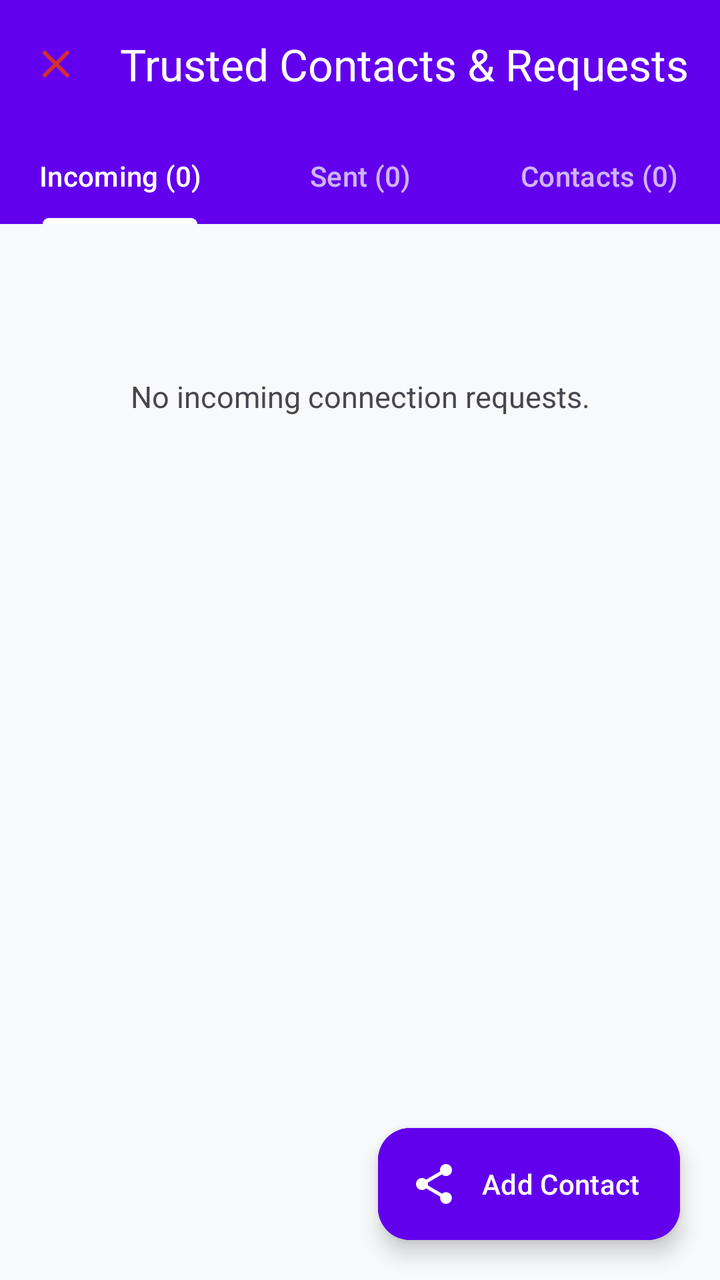
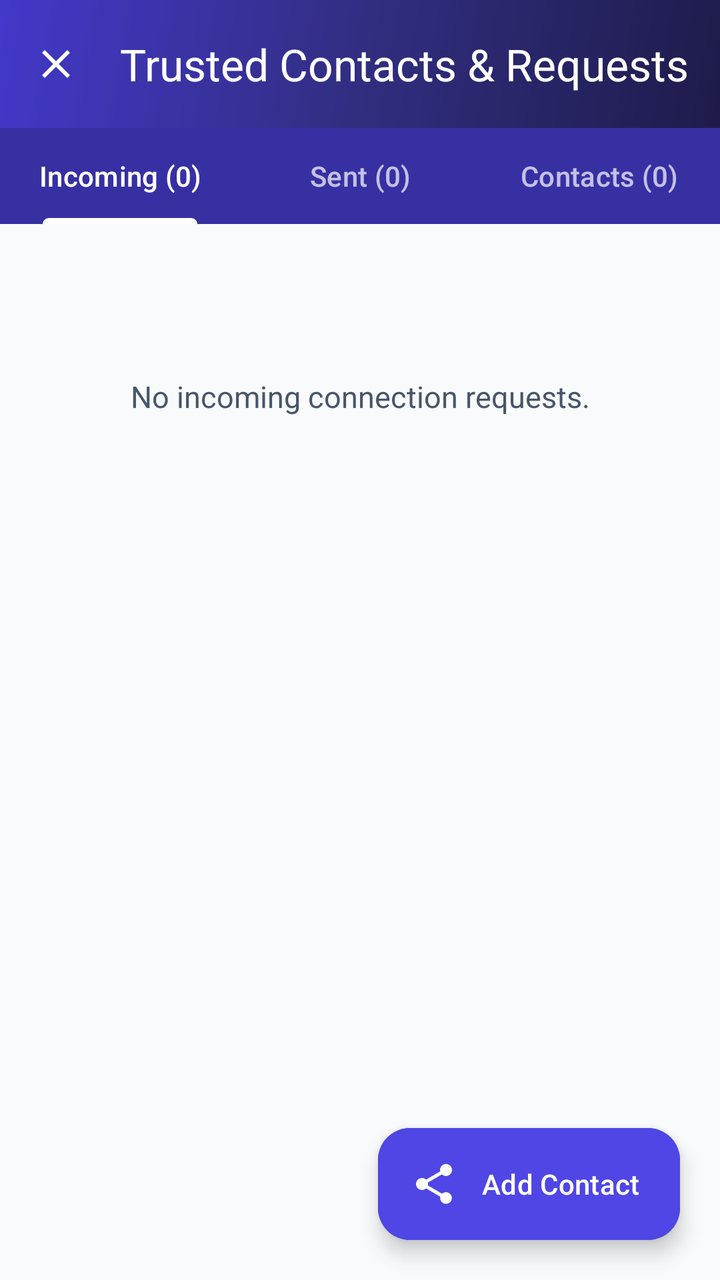

Screens rendered from an Android XML layout before and after an edit, with the pre-edit source and the edit as a unified diff.
<!-- AndroidManifest.xml: application theme Theme.SafeTrack -->
<!-- res/layout/activity_connection_requests.xml -->
<?xml version="1.0" encoding="utf-8"?>
<androidx.coordinatorlayout.widget.CoordinatorLayout xmlns:android="http://schemas.android.com/apk/res/android"
    xmlns:app="http://schemas.android.com/apk/res-auto"
    android:layout_width="match_parent"
    android:layout_height="match_parent"
    android:background="@color/background_light">

    <com.google.android.material.appbar.AppBarLayout
        android:layout_width="match_parent"
        android:layout_height="wrap_content">

        <com.google.android.material.appbar.MaterialToolbar
            android:id="@+id/toolbar"
            android:layout_width="match_parent"
            android:layout_height="?attr/actionBarSize"
            android:background="@color/primary"
            app:navigationIcon="@drawable/ic_close"
            app:title="Trusted Contacts &amp; Requests"
            app:titleTextColor="@color/surface_light" />

        <com.google.android.material.tabs.TabLayout
            android:id="@+id/tabLayout"
            android:layout_width="match_parent"
            android:layout_height="wrap_content"
            android:background="@color/primary"
            app:tabIndicatorColor="@color/surface_light"
            app:tabIndicatorHeight="3dp"
            app:tabMode="fixed"
            app:tabSelectedTextColor="@color/surface_light"
            app:tabTextColor="#B3FFFFFF">

            <com.google.android.material.tabs.TabItem
                android:layout_width="wrap_content"
                android:layout_height="wrap_content"
                android:text="Incoming (0)" />

            <com.google.android.material.tabs.TabItem
                android:layout_width="wrap_content"
                android:layout_height="wrap_content"
                android:text="Sent (0)" />

            <com.google.android.material.tabs.TabItem
                android:layout_width="wrap_content"
                android:layout_height="wrap_content"
                android:text="Contacts (0)" />
        </com.google.android.material.tabs.TabLayout>
    </com.google.android.material.appbar.AppBarLayout>

    <FrameLayout
        android:layout_width="match_parent"
        android:layout_height="match_parent"
        android:padding="16dp"
        app:layout_behavior="@string/appbar_scrolling_view_behavior">

        
        <LinearLayout
            android:id="@+id/layoutIncoming"
            android:layout_width="match_parent"
            android:layout_height="match_parent"
            android:orientation="vertical">

            <TextView
                android:id="@+id/tvEmptyIncoming"
                android:layout_width="match_parent"
                android:layout_height="wrap_content"
                android:layout_marginTop="60dp"
                android:gravity="center"
                android:text="No incoming connection requests."
                android:textColor="@color/text_secondary"
                android:textSize="15sp" />

            <androidx.recyclerview.widget.RecyclerView
                android:id="@+id/rvIncomingRequests"
                android:layout_width="match_parent"
                android:layout_height="match_parent" />
        </LinearLayout>

        
        <LinearLayout
            android:id="@+id/layoutSent"
            android:layout_width="match_parent"
            android:layout_height="match_parent"
            android:orientation="vertical"
            android:visibility="gone">

            <TextView
                android:id="@+id/tvEmptySent"
                android:layout_width="match_parent"
                android:layout_height="wrap_content"
                android:layout_marginTop="60dp"
                android:gravity="center"
                android:text="No pending sent requests."
                android:textColor="@color/text_secondary"
                android:textSize="15sp" />

            <androidx.recyclerview.widget.RecyclerView
                android:id="@+id/rvSentRequests"
                android:layout_width="match_parent"
                android:layout_height="match_parent" />
        </LinearLayout>

        
        <LinearLayout
            android:id="@+id/layoutApproved"
            android:layout_width="match_parent"
            android:layout_height="match_parent"
            android:orientation="vertical"
            android:visibility="gone">

            <TextView
                android:id="@+id/tvEmptyApproved"
                android:layout_width="match_parent"
                android:layout_height="wrap_content"
                android:layout_marginTop="60dp"
                android:gravity="center"
                android:text="No approved trusted contacts yet."
                android:textColor="@color/text_secondary"
                android:textSize="15sp" />

            <androidx.recyclerview.widget.RecyclerView
                android:id="@+id/rvApprovedContacts"
                android:layout_width="match_parent"
                android:layout_height="match_parent" />
        </LinearLayout>

    </FrameLayout>

    
    <com.google.android.material.floatingactionbutton.ExtendedFloatingActionButton
        android:id="@+id/fabAddContact"
        android:layout_width="wrap_content"
        android:layout_height="wrap_content"
        android:layout_gravity="bottom|end"
        android:layout_margin="20dp"
        android:backgroundTint="@color/primary"
        android:text="Add Contact"
        android:textColor="@color/surface_light"
        app:icon="@drawable/ic_share"
        app:iconTint="@color/surface_light" />

</androidx.coordinatorlayout.widget.CoordinatorLayout>
<!-- resources referenced by this layout -->
<resources>
  <color name="background_light">#F8F9FA</color>
  <color name="primary">#6200EE</color>
  <color name="surface_light">#FFFFFF</color>
  <color name="text_secondary">#49454F</color>
  <!-- drawable ic_close (drawable) -->
  <vector xmlns:android="http://schemas.android.com/apk/res/android"
      android:width="24dp"
      android:height="24dp"
      android:viewportWidth="24"
      android:viewportHeight="24">
      <path
          android:fillColor="#D32F2F"
          android:pathData="M19,6.41L17.59,5 12,10.59 6.41,5 5,6.41 10.59,12 5,17.59 6.41,19 12,13.41 17.59,19 19,17.59 13.41,12z"/>
  </vector>
  <!-- drawable ic_share (drawable) -->
  <vector xmlns:android="http://schemas.android.com/apk/res/android"
      android:width="24dp"
      android:height="24dp"
      android:viewportWidth="24"
      android:viewportHeight="24">
      <path
          android:fillColor="#6200EE"
          android:pathData="M18,16.08c-0.76,0 -1.44,0.3 -1.96,0.77L8.91,12.7c0.05,-0.23 0.09,-0.46 0.09,-0.7s-0.04,-0.47 -0.09,-0.7l7.05,-4.11c0.54,0.5 1.25,0.81 2.04,0.81 1.66,0 3,-1.34 3,-3s-1.34,-3 -3,-3 -3,1.34 -3,3c0,0.24 0.04,0.47 0.09,0.7L8.04,9.81C7.5,9.31 6.79,9 6,9c-1.66,0 -3,1.34 -3,3s1.34,3 3,3c0.79,0 1.5,-0.31 2.04,-0.81l7.12,4.16c-0.05,0.21 -0.08,0.43 -0.08,0.65 0,1.61 1.31,2.92 2.92,2.92 1.61,0 2.92,-1.31 2.92,-2.92s-1.31,-2.92 -2.92,-2.92z"/>
  </vector>
  <style name="Theme.SafeTrack" parent="Theme.Material3.DayNight.NoActionBar">
          
          <item name="colorPrimary">@color/primary</item>
          <item name="colorPrimaryVariant">@color/primary_variant</item>
          <item name="colorOnPrimary">@color/surface_light</item>
          
          <item name="colorSecondary">@color/secondary</item>
          <item name="colorSecondaryVariant">@color/secondary_variant</item>
          <item name="colorOnSecondary">@color/text_primary</item>
          
          <item name="android:statusBarColor">@color/primary_variant</item>
          <item name="android:windowLightStatusBar">false</item>
          <item name="android:windowBackground">@color/background_light</item>
      </style>
  <color name="primary_variant">#3700B3</color>
  <color name="secondary">#03DAC6</color>
  <color name="secondary_variant">#018786</color>
  <color name="text_primary">#1C1B1F</color>
</resources>

<!-- the commit's change to res/layout/activity_connection_requests.xml (unified diff, before → after) -->
@@ -13,8 +13,9 @@
             android:id="@+id/toolbar"
             android:layout_width="match_parent"
             android:layout_height="?attr/actionBarSize"
-            android:background="@color/primary"
+            android:background="@drawable/bg_gradient_header"
             app:navigationIcon="@drawable/ic_close"
+            app:navigationIconTint="@color/surface_light"
             app:title="Trusted Contacts &amp; Requests"
             app:titleTextColor="@color/surface_light" />
 
@@ -22,7 +23,7 @@
             android:id="@+id/tabLayout"
             android:layout_width="match_parent"
             android:layout_height="wrap_content"
-            android:background="@color/primary"
+            android:background="@color/primary_dark"
             app:tabIndicatorColor="@color/surface_light"
             app:tabIndicatorHeight="3dp"
             app:tabMode="fixed"
<!-- resource entries referenced after the edit -->
@@ -1,9 +1,21 @@
 <!-- resources referenced by this layout -->
 <resources>
-  <color name="background_light">#F8F9FA</color>
-  <color name="primary">#6200EE</color>
+  <color name="background_light">#F8FAFC</color>
+  <color name="primary">#4F46E5</color>
+  <color name="primary_dark">#3730A3</color>
   <color name="surface_light">#FFFFFF</color>
-  <color name="text_secondary">#49454F</color>
+  <color name="text_secondary">#475569</color>
+  <!-- drawable bg_gradient_header (drawable) -->
+  <?xml version="1.0" encoding="utf-8"?>
+  <shape xmlns:android="http://schemas.android.com/apk/res/android"
+      android:shape="rectangle">
+      <gradient
+          android:angle="135"
+          android:startColor="#1E1B4B"
+          android:centerColor="#312E81"
+          android:endColor="#4338CA"
+          android:type="linear" />
+  </shape>
   <!-- drawable ic_close (drawable) -->
   <vector xmlns:android="http://schemas.android.com/apk/res/android"
       android:width="24dp"
@@ -27,20 +39,40 @@
   <style name="Theme.SafeTrack" parent="Theme.Material3.DayNight.NoActionBar">
           
           <item name="colorPrimary">@color/primary</item>
-          <item name="colorPrimaryVariant">@color/primary_variant</item>
+          <item name="colorPrimaryVariant">@color/primary_dark</item>
           <item name="colorOnPrimary">@color/surface_light</item>
+          <item name="colorPrimaryContainer">@color/primary_light</item>
+          <item name="colorOnPrimaryContainer">@color/primary_dark</item>
+  
           
           <item name="colorSecondary">@color/secondary</item>
           <item name="colorSecondaryVariant">@color/secondary_variant</item>
-          <item name="colorOnSecondary">@color/text_primary</item>
+          <item name="colorOnSecondary">@color/surface_light</item>
+          <item name="colorSecondaryContainer">@color/secondary_light</item>
+          <item name="colorOnSecondaryContainer">@color/secondary_variant</item>
+  
           
           <item name="android:statusBarColor">@color/primary_variant</item>
           <item name="android:windowLightStatusBar">false</item>
+          <item name="android:navigationBarColor">@color/surface_light</item>
+          <item name="android:windowLightNavigationBar" tools:targetApi="o_mr1">true</item>
           <item name="android:windowBackground">@color/background_light</item>
+  
+          
+          <item name="materialCardViewStyle">@style/Widget.SafeTrack.Card</item>
       </style>
-  <color name="primary_variant">#3700B3</color>
-  <color name="secondary">#03DAC6</color>
-  <color name="secondary_variant">#018786</color>
-  <color name="text_primary">#1C1B1F</color>
+  <color name="primary_light">#EEF2FF</color>
+  <color name="primary_variant">#312E81</color>
+  <style name="Widget.SafeTrack.Card" parent="Widget.Material3.CardView.Elevated">
+          <item name="cardElevation">2dp</item>
+          <item name="cardCornerRadius">16dp</item>
+          <item name="strokeColor">@color/card_stroke</item>
+          <item name="strokeWidth">1dp</item>
+          <item name="cardBackgroundColor">@color/surface_light</item>
+      </style>
+  <color name="card_stroke">#E2E8F0</color>
+  <color name="secondary">#0EA5E9</color>
+  <color name="secondary_variant">#0284C7</color>
+  <color name="secondary_light">#E0F2FE</color>
 </resources>
 
